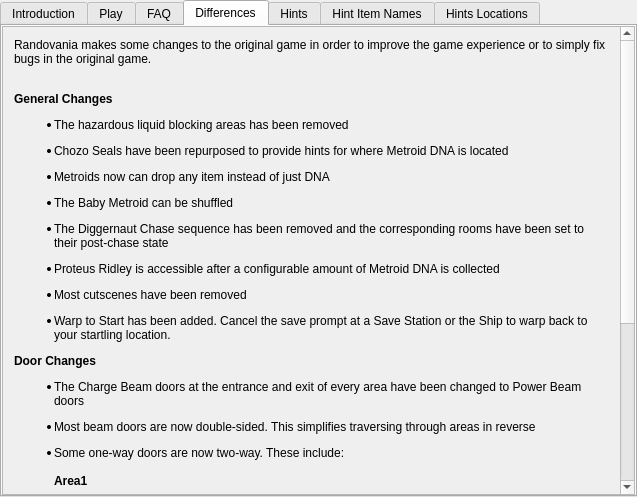
Before: the Qt Designer form randovania/gui/ui_files/games_tab_samusreturns_widget.ui in randovania/randovania, drawn with Qt 5.
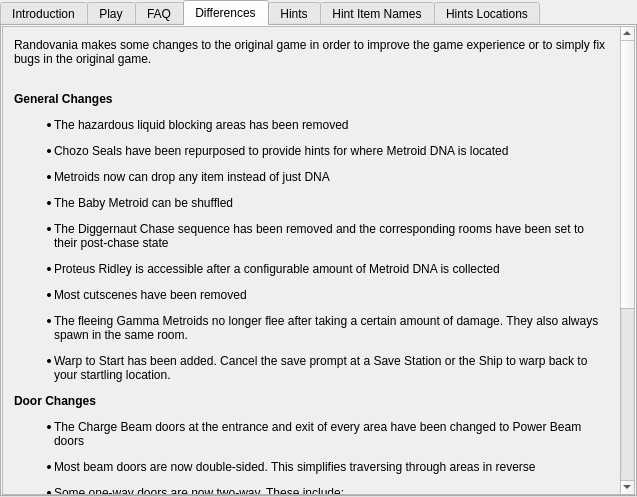
After: the same form once the commit is applied. The open tabs and pages were chosen to show the change. Custom widgets are drawn as their Qt base class.

Commit message: Add multi room gamma info

What changed in the file:
```diff
--- a/randovania/gui/ui_files/games_tab_samusreturns_widget.ui
+++ b/randovania/gui/ui_files/games_tab_samusreturns_widget.ui
@@ -151,14 +151,14 @@
       <x>0</x>
       <y>0</y>
       <width>617</width>
-      <height>662</height>
+      <height>700</height>
      </rect>
     </property>
     <layout class="QVBoxLayout" name="verticalLayout">
      <item>
       <widget class="QLabel" name="differences_label">
        <property name="text">
-        <string>&lt;html&gt;&lt;head/&gt;&lt;body&gt;&lt;p&gt;Randovania makes some changes to the original game in order to improve the game experience or to simply fix bugs in the original game.&lt;/p&gt;&lt;p&gt;&lt;br/&gt;&lt;span style=&quot; font-weight:600;&quot;&gt;General Changes&lt;/span&gt;&lt;/p&gt;&lt;ul style=&quot;margin-top: 0px; margin-bottom: 0px; margin-left: 0px; margin-right: 0px; -qt-list-indent: 1;&quot;&gt;&lt;li style=&quot; margin-top:12px; margin-bottom:0px; margin-left:0px; margin-right:0px; -qt-block-indent:0; text-indent:0px;&quot;&gt;The hazardous liquid blocking areas has been removed&lt;/li&gt;&lt;li style=&quot; margin-top:12px; margin-bottom:0px; margin-left:0px; margin-right:0px; -qt-block-indent:0; text-indent:0px;&quot;&gt;Chozo Seals have been repurposed to provide hints for where Metroid DNA is located&lt;/li&gt;&lt;li style=&quot; margin-top:12px; margin-bottom:0px; margin-left:0px; margin-right:0px; -qt-block-indent:0; text-indent:0px;&quot;&gt;Metroids now can drop any item instead of just DNA&lt;/li&gt;&lt;li style=&quot; margin-top:12px; margin-bottom:0px; margin-left:0px; margin-right:0px; -qt-block-indent:0; text-indent:0px;&quot;&gt;The Baby Metroid can be shuffled&lt;/li&gt;&lt;li style=&quot; margin-top:12px; margin-bottom:0px; margin-left:0px; margin-right:0px; -qt-block-indent:0; text-indent:0px;&quot;&gt;The Diggernaut Chase sequence has been removed and the corresponding rooms have been set to their post-chase state&lt;/li&gt;&lt;li style=&quot; margin-top:12px; margin-bottom:0px; margin-left:0px; margin-right:0px; -qt-block-indent:0; text-indent:0px;&quot;&gt;Proteus Ridley is accessible after a configurable amount of Metroid DNA is collected&lt;/li&gt;&lt;li style=&quot; margin-top:12px; margin-bottom:0px; margin-left:0px; margin-right:0px; -qt-block-indent:0; text-indent:0px;&quot;&gt;Most cutscenes have been removed&lt;/li&gt;&lt;li style=&quot; margin-top:12px; margin-bottom:0px; margin-left:0px; margin-right:0px; -qt-block-indent:0; text-indent:0px;&quot;&gt;Warp to Start has been added. Cancel the save prompt at a Save Station or the Ship to warp back to your startling location.&lt;/li&gt;&lt;/ul&gt;&lt;p&gt;&lt;span style=&quot; font-weight:600;&quot;&gt;Door Changes&lt;/span&gt;&lt;/p&gt;&lt;ul style=&quot;margin-top: 0px; margin-bottom: 0px; margin-left: 0px; margin-right: 0px; -qt-list-indent: 1;&quot;&gt;&lt;li style=&quot; margin-top:12px; margin-bottom:0px; margin-left:0px; margin-right:0px; -qt-block-indent:0; text-indent:0px;&quot;&gt;The Charge Beam doors at the entrance and exit of every area have been changed to Power Beam doors&lt;/li&gt;&lt;li style=&quot; margin-top:12px; margin-bottom:0px; margin-left:0px; margin-right:0px; -qt-block-indent:0; text-indent:0px;&quot;&gt;Most beam doors are now double-sided. This simplifies traversing through areas in reverse&lt;/li&gt;&lt;li style=&quot; margin-top:12px; margin-bottom:0px; margin-left:0px; margin-right:0px; -qt-block-indent:0; text-indent:0px;&quot;&gt;Some one-way doors are now two-way. These include: &lt;br/&gt;&lt;br/&gt;&lt;span style=&quot; font-weight:600;&quot;&gt;Area1&lt;/span&gt;&lt;br/&gt;&lt;/li&gt;&lt;/ul&gt;&lt;ul type=&quot;circle&quot; style=&quot;margin-top: 0px; margin-bottom: 0px; margin-left: 0px; margin-right: 0px; -qt-list-indent: 2;&quot;&gt;&lt;li style=&quot; margin-top:0px; margin-bottom:0px; margin-left:0px; margin-right:0px; -qt-block-indent:0; text-indent:0px;&quot;&gt;The Missile door entering Bomb room no longer locks, removing the requirement for Bombs and preventing a potential softlock.&lt;/li&gt;&lt;li style=&quot; margin-top:0px; margin-bottom:0px; margin-left:0px; margin-right:0px; -qt-block-indent:0; text-indent:0px;&quot;&gt;Shaft East can now be entered from the exterior without needing to open the door from the inside first&lt;/li&gt;&lt;li style=&quot; margin-top:0px; margin-bottom:0px; margin-left:0px; margin-right:0px; -qt-block-indent:0; text-indent:0px;&quot;&gt;The exterior Alpha can now be exited without Bombs, preventing a potential softlock&lt;/li&gt;&lt;p&gt;&lt;span style=&quot; font-weight:600;&quot;&gt;Area 3&lt;/span&gt;&lt;/p&gt;&lt;li style=&quot; margin-top:0px; margin-bottom:0px; margin-left:0px; margin-right:0px; -qt-block-indent:0; text-indent:0px;&quot;&gt;The two one-way doors in the Chozo Seal room no longer close behind you&lt;/li&gt;&lt;p&gt;&lt;span style=&quot; font-weight:600;&quot;&gt;Area 4&lt;/span&gt;&lt;/p&gt;&lt;li style=&quot; margin-top:0px; margin-bottom:0px; margin-left:0px; margin-right:0px; -qt-block-indent:0; text-indent:0px;&quot;&gt;The Chozo Seal Spazer door no longer closes behind you if you go for the item &lt;/li&gt;&lt;p&gt;&lt;span style=&quot; font-weight:600;&quot;&gt;Area 5&lt;/span&gt;&lt;/p&gt;&lt;li style=&quot; margin-top:0px; margin-bottom:0px; margin-left:0px; margin-right:0px; -qt-block-indent:0; text-indent:0px;&quot;&gt;You can now enter and exit from both doors in the Plasma Beam room &lt;/li&gt;&lt;li style=&quot; margin-top:0px; margin-bottom:0px; margin-left:0px; margin-right:0px; -qt-block-indent:0; text-indent:0px;&quot;&gt;Gravity Suit room can now be exited through the door as well as the Morph Ball tunnel&lt;/li&gt;&lt;/ul&gt;&lt;/body&gt;&lt;/html&gt;</string>
+        <string>&lt;html&gt;&lt;head/&gt;&lt;body&gt;&lt;p&gt;Randovania makes some changes to the original game in order to improve the game experience or to simply fix bugs in the original game.&lt;/p&gt;&lt;p&gt;&lt;br/&gt;&lt;span style=&quot; font-weight:600;&quot;&gt;General Changes&lt;/span&gt;&lt;/p&gt;&lt;ul style=&quot;margin-top: 0px; margin-bottom: 0px; margin-left: 0px; margin-right: 0px; -qt-list-indent: 1;&quot;&gt;&lt;li style=&quot; margin-top:12px; margin-bottom:0px; margin-left:0px; margin-right:0px; -qt-block-indent:0; text-indent:0px;&quot;&gt;The hazardous liquid blocking areas has been removed&lt;/li&gt;&lt;li style=&quot; margin-top:12px; margin-bottom:0px; margin-left:0px; margin-right:0px; -qt-block-indent:0; text-indent:0px;&quot;&gt;Chozo Seals have been repurposed to provide hints for where Metroid DNA is located&lt;/li&gt;&lt;li style=&quot; margin-top:12px; margin-bottom:0px; margin-left:0px; margin-right:0px; -qt-block-indent:0; text-indent:0px;&quot;&gt;Metroids now can drop any item instead of just DNA&lt;/li&gt;&lt;li style=&quot; margin-top:12px; margin-bottom:0px; margin-left:0px; margin-right:0px; -qt-block-indent:0; text-indent:0px;&quot;&gt;The Baby Metroid can be shuffled&lt;/li&gt;&lt;li style=&quot; margin-top:12px; margin-bottom:0px; margin-left:0px; margin-right:0px; -qt-block-indent:0; text-indent:0px;&quot;&gt;The Diggernaut Chase sequence has been removed and the corresponding rooms have been set to their post-chase state&lt;/li&gt;&lt;li style=&quot; margin-top:12px; margin-bottom:0px; margin-left:0px; margin-right:0px; -qt-block-indent:0; text-indent:0px;&quot;&gt;Proteus Ridley is accessible after a configurable amount of Metroid DNA is collected&lt;/li&gt;&lt;li style=&quot; margin-top:12px; margin-bottom:0px; margin-left:0px; margin-right:0px; -qt-block-indent:0; text-indent:0px;&quot;&gt;Most cutscenes have been removed&lt;/li&gt;&lt;li style=&quot; margin-top:12px; margin-bottom:0px; margin-left:0px; margin-right:0px; -qt-block-indent:0; text-indent:0px;&quot;&gt;The fleeing Gamma Metroids no longer flee after taking a certain amount of damage. They also always spawn in the same room.&lt;/li&gt;&lt;li style=&quot; margin-top:12px; margin-bottom:0px; margin-left:0px; margin-right:0px; -qt-block-indent:0; text-indent:0px;&quot;&gt;Warp to Start has been added. Cancel the save prompt at a Save Station or the Ship to warp back to your startling location.&lt;/li&gt;&lt;/ul&gt;&lt;p&gt;&lt;span style=&quot; font-weight:600;&quot;&gt;Door Changes&lt;/span&gt;&lt;/p&gt;&lt;ul style=&quot;margin-top: 0px; margin-bottom: 0px; margin-left: 0px; margin-right: 0px; -qt-list-indent: 1;&quot;&gt;&lt;li style=&quot; margin-top:12px; margin-bottom:0px; margin-left:0px; margin-right:0px; -qt-block-indent:0; text-indent:0px;&quot;&gt;The Charge Beam doors at the entrance and exit of every area have been changed to Power Beam doors&lt;/li&gt;&lt;li style=&quot; margin-top:12px; margin-bottom:0px; margin-left:0px; margin-right:0px; -qt-block-indent:0; text-indent:0px;&quot;&gt;Most beam doors are now double-sided. This simplifies traversing through areas in reverse&lt;/li&gt;&lt;li style=&quot; margin-top:12px; margin-bottom:0px; margin-left:0px; margin-right:0px; -qt-block-indent:0; text-indent:0px;&quot;&gt;Some one-way doors are now two-way. These include: &lt;br/&gt;&lt;br/&gt;&lt;span style=&quot; font-weight:600;&quot;&gt;Area1&lt;/span&gt;&lt;br/&gt;&lt;/li&gt;&lt;/ul&gt;&lt;ul type=&quot;circle&quot; style=&quot;margin-top: 0px; margin-bottom: 0px; margin-left: 0px; margin-right: 0px; -qt-list-indent: 2;&quot;&gt;&lt;li style=&quot; margin-top:0px; margin-bottom:0px; margin-left:0px; margin-right:0px; -qt-block-indent:0; text-indent:0px;&quot;&gt;The Missile door entering Bomb room no longer locks, removing the requirement for Bombs and preventing a potential softlock.&lt;/li&gt;&lt;li style=&quot; margin-top:0px; margin-bottom:0px; margin-left:0px; margin-right:0px; -qt-block-indent:0; text-indent:0px;&quot;&gt;Shaft East can now be entered from the exterior without needing to open the door from the inside first&lt;/li&gt;&lt;li style=&quot; margin-top:0px; margin-bottom:0px; margin-left:0px; margin-right:0px; -qt-block-indent:0; text-indent:0px;&quot;&gt;The exterior Alpha can now be exited without Bombs, preventing a potential softlock&lt;/li&gt;&lt;p&gt;&lt;span style=&quot; font-weight:600;&quot;&gt;Area 3&lt;/span&gt;&lt;/p&gt;&lt;li style=&quot; margin-top:0px; margin-bottom:0px; margin-left:0px; margin-right:0px; -qt-block-indent:0; text-indent:0px;&quot;&gt;The two one-way doors in the Chozo Seal room no longer close behind you&lt;/li&gt;&lt;p&gt;&lt;span style=&quot; font-weight:600;&quot;&gt;Area 4&lt;/span&gt;&lt;/p&gt;&lt;li style=&quot; margin-top:0px; margin-bottom:0px; margin-left:0px; margin-right:0px; -qt-block-indent:0; text-indent:0px;&quot;&gt;The Chozo Seal Spazer door no longer closes behind you if you go for the item &lt;/li&gt;&lt;p&gt;&lt;span style=&quot; font-weight:600;&quot;&gt;Area 5&lt;/span&gt;&lt;/p&gt;&lt;li style=&quot; margin-top:0px; margin-bottom:0px; margin-left:0px; margin-right:0px; -qt-block-indent:0; text-indent:0px;&quot;&gt;You can now enter and exit from both doors in the Plasma Beam room &lt;/li&gt;&lt;li style=&quot; margin-top:0px; margin-bottom:0px; margin-left:0px; margin-right:0px; -qt-block-indent:0; text-indent:0px;&quot;&gt;Gravity Suit room can now be exited through the door as well as the Morph Ball tunnel&lt;/li&gt;&lt;/ul&gt;&lt;/body&gt;&lt;/html&gt;</string>
        </property>
        <property name="alignment">
         <set>Qt::AlignLeading|Qt::AlignLeft|Qt::AlignTop</set>
```
